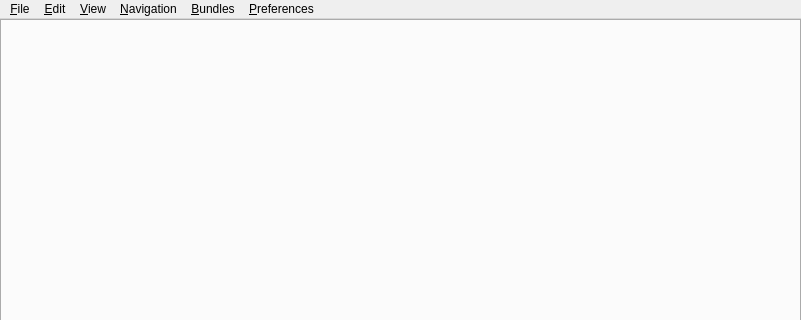
This is resources/ui/mainwindow.ui in prymatex/prymatex as Qt 5 draws it before an edit; both pictures show x 0 to 801 and y 0 to 320 of the 801 by 600 pixel window. The edited form follows.
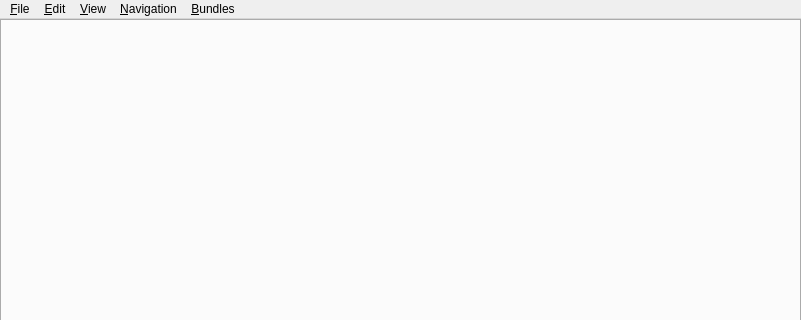
This is the edited form. Icons and pictures are not drawn. Custom widgets are drawn as their Qt base class.

Commit message: Preferences menu

```diff
--- a/resources/ui/mainwindow.ui
+++ b/resources/ui/mainwindow.ui
@@ -132,23 +132,11 @@
     <addaction name="menuBundleEditor"/>
     <addaction name="separator"/>
    </widget>
-   <widget class="QMenu" name="menuPreferences">
-    <property name="title">
-     <string>&amp;Preferences</string>
-    </property>
-    <addaction name="actionShowMenus"/>
-    <addaction name="actionShowStatus"/>
-    <addaction name="separator"/>
-    <addaction name="actionFullscreen"/>
-    <addaction name="separator"/>
-    <addaction name="actionSettings"/>
-   </widget>
    <addaction name="menuFile"/>
    <addaction name="menuEdit"/>
    <addaction name="menuView"/>
    <addaction name="menuNavigation"/>
    <addaction name="menuBundles"/>
-   <addaction name="menuPreferences"/>
   </widget>
   <action name="actionNewEditor">
    <property name="icon">
```
The commit also changes 4 other files.
